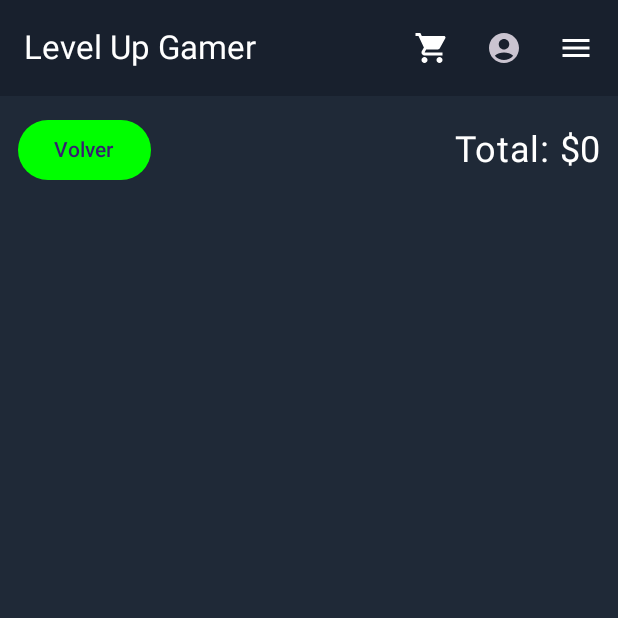
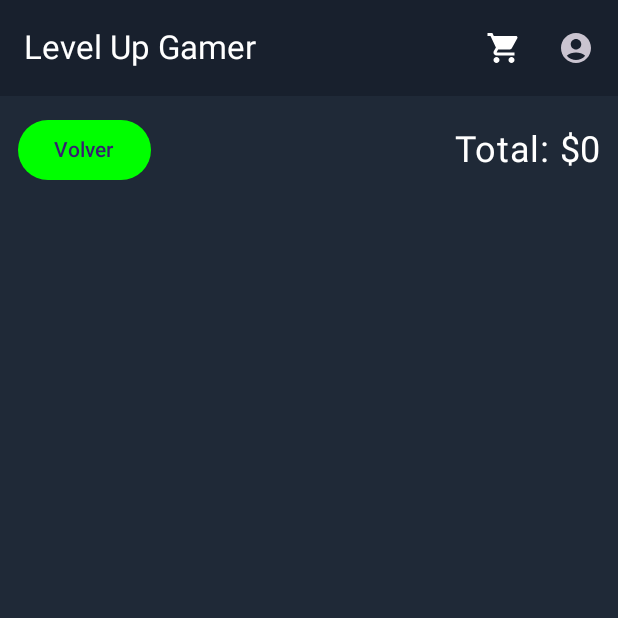
Before and after one commit to NerluHaye/levelupgamer, an Android app built with Jetpack Compose: the screen it shows after launch (MainActivity), after a tap on "Carrito", on a phone screen of 412 x 824 dp, the top half of it. Run offline under Robolectric (Android 15) with nearby library versions, the phone set to English and light mode, and no system bars; our stand-ins replace Room's generated code.

Commit message:
Delete : Blog

```diff
--- a/app/src/main/java/com/example/levelupgamer/MainActivity.kt
+++ b/app/src/main/java/com/example/levelupgamer/MainActivity.kt
@@ -3,7 +3,6 @@ package com.example.levelupgamer
 import android.os.Bundle
 import androidx.compose.material.icons.Icons
 import androidx.compose.material.icons.filled.AccountCircle
-import androidx.compose.material.icons.filled.Menu
 import androidx.compose.material.icons.filled.ShoppingCart
 import androidx.activity.ComponentActivity
 import androidx.activity.compose.setContent
@@ -37,7 +36,7 @@ sealed class Screen {
     object Login : Screen()
     object Register : Screen()
     object Payment : Screen()
-    object Blog : Screen()
+
     object Nosotros : Screen()
     object Profile : Screen()
 }
@@ -100,15 +99,8 @@ class MainActivity : ComponentActivity() {
                                     Icon(
                                         imageVector = Icons.Default.AccountCircle,
                                         contentDescription = "Usuario"
-                                    )
-                                }
-                                IconButton(onClick = { screen = Screen.Blog }) {
-                                    Icon(
-                                        imageVector = Icons.Default.Menu,
-                                        contentDescription = "Blog",
-                                        tint = Color.White
-                                    )
-                                }
+                                    ) }
+
                             },
                             colors = TopAppBarDefaults.topAppBarColors(
                                 containerColor = barColor
@@ -206,7 +198,7 @@ class MainActivity : ComponentActivity() {
                                     )
                                 }
 
-                                is Screen.Blog -> BlogScreen(onBack = { screen = Screen.List })
+
                                 is Screen.Nosotros -> NosotrosScreen(onBack = {
                                     screen = Screen.List
                                 })
```
Also changed, not shown: app/src/main/java/com/example/levelupgamer/ui/BlogScreen.kt (deleted, +0 -44 lines).
